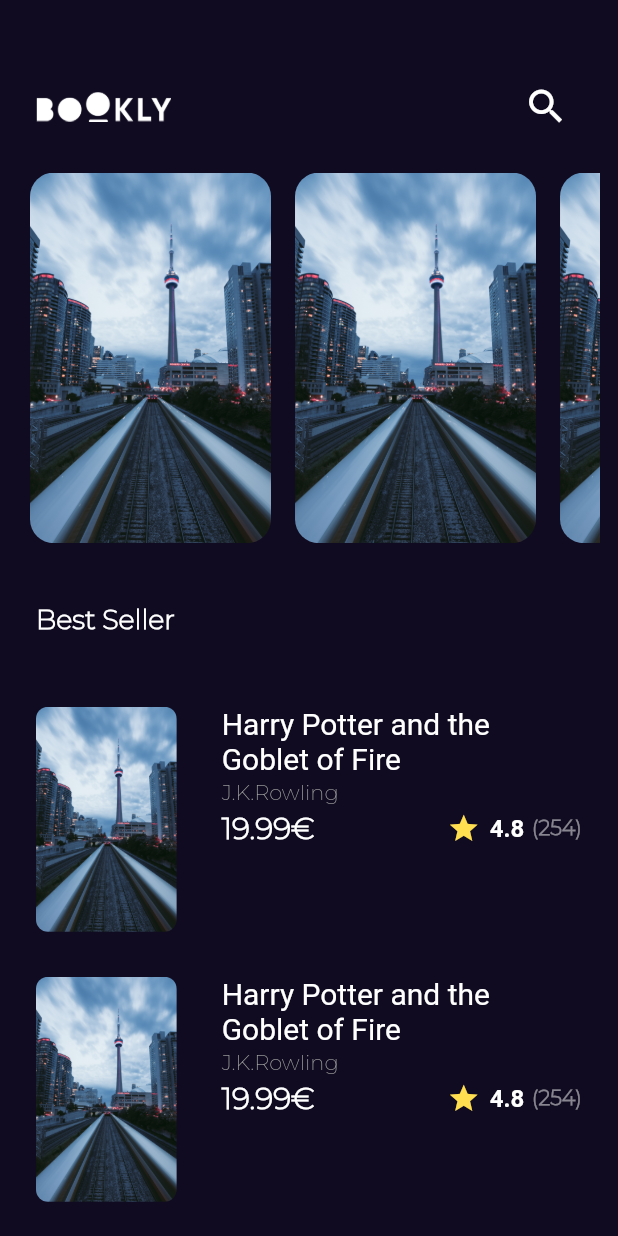
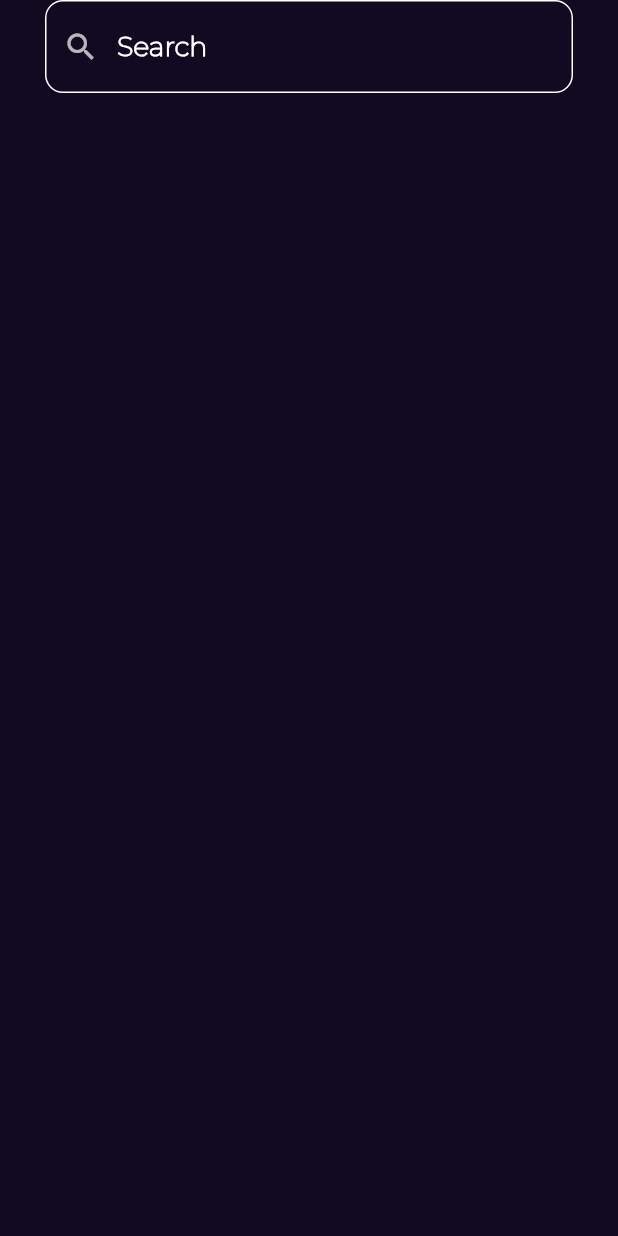
Before and after one commit to wohamedosama/book_app, a Flutter app: the screen it shows after launch, after a tap on the "search" icon, on a phone screen of 412 x 824 dp. Run offline on Flutter 3.47's test engine with Material 2 defaults, Android fonts, the phone set to English and light mode, and no system bars; our stand-ins replace go_router; Roboto replaces fonts that are missing (GT Sectra Fine, Gilroy-Bold).

Commit message:
Finish Custom Text Field

```diff
--- a/lib/core/utils/app_router.dart
+++ b/lib/core/utils/app_router.dart
@@ -1,11 +1,13 @@
 import 'package:book_app/features/home/presentation/views/book_details_view.dart';
 import 'package:book_app/features/home/presentation/views/home_views.dart';
+import 'package:book_app/features/search/presentation/view/search_view.dart';
 import 'package:book_app/features/splash/presentation/views/splash_view.dart';
 import 'package:go_router/go_router.dart';
 
 abstract class AppRouter {
   static const kHomeView = '/homeView';
   static const kBookDetailsView = '/bookDetailsView';
+  static const kSearchView = '/searchView';
   static final router = GoRouter(
     routes: [
       GoRoute(
@@ -20,6 +22,10 @@ abstract class AppRouter {
         path: kBookDetailsView,
         builder: (context, state) => const BookDetailsView(),
       ),
+      GoRoute(
+        path: kSearchView,
+        builder: (context, state) => const SearchView(),
+      ),
     ],
   );
 }
--- a/lib/features/home/presentation/views/widgets/best_seller_list_view_item.dart
+++ b/lib/features/home/presentation/views/widgets/best_seller_list_view_item.dart
@@ -1,10 +1,8 @@
 import 'package:book_app/constants.dart';
-import 'package:book_app/core/utils/app_router.dart';
 import 'package:book_app/core/utils/assets.dart';
 import 'package:book_app/core/utils/theme/dark_theme.dart';
 import 'package:book_app/features/home/presentation/views/widgets/book_rating.dart';
 import 'package:flutter/material.dart';
-import 'package:go_router/go_router.dart';
 
 class BestSellerListViewItem extends StatelessWidget {
   const BestSellerListViewItem({super.key});
@@ -14,9 +12,7 @@ class BestSellerListViewItem extends StatelessWidget {
     return Padding(
       padding: const EdgeInsets.all(12.0),
       child: GestureDetector(
-        onTap: () {
-          GoRouter.of(context).push(AppRouter.kBookDetailsView);
-        },
+        onTap: () {},
         child: Row(
           crossAxisAlignment: CrossAxisAlignment.start,
           children: [
--- a/lib/features/home/presentation/views/widgets/custom_app_bar.dart
+++ b/lib/features/home/presentation/views/widgets/custom_app_bar.dart
@@ -1,5 +1,7 @@
+import 'package:book_app/core/utils/app_router.dart';
 import 'package:book_app/core/utils/assets.dart';
 import 'package:flutter/material.dart';
+import 'package:go_router/go_router.dart';
 
 class CustomAppBar extends StatelessWidget {
   const CustomAppBar({super.key});
@@ -21,12 +23,14 @@ class CustomAppBar extends StatelessWidget {
             height: 20,
           ),
           IconButton(
-            onPressed: () {},
             icon: const Icon(
               Icons.search,
               color: Colors.white,
               size: 30,
             ),
+            onPressed: () {
+              GoRouter.of(context).push(AppRouter.kSearchView);
+            },
           ),
         ],
       ),
--- a/lib/features/home/presentation/views/widgets/custom_book_details_app_bar.dart
+++ b/lib/features/home/presentation/views/widgets/custom_book_details_app_bar.dart
@@ -1,4 +1,5 @@
 import 'package:flutter/material.dart';
+import 'package:go_router/go_router.dart';
 
 class CustomBookDetailsAppBar extends StatelessWidget {
   const CustomBookDetailsAppBar({super.key});
@@ -11,7 +12,9 @@ class CustomBookDetailsAppBar extends StatelessWidget {
         IconButton(
           padding: EdgeInsets.zero,
           color: Colors.white,
-          onPressed: () {},
+          onPressed: () {
+            GoRouter.of(context).pop(context);
+          },
           icon: const Icon(Icons.close),
         ),
         IconButton(
--- /dev/null
+++ b/lib/features/search/presentation/view/search_view.dart
@@ -0,0 +1,16 @@
+import 'package:flutter/material.dart';
+
+import 'widget/search_view_body.dart';
+
+class SearchView extends StatelessWidget {
+  const SearchView({super.key});
+
+  @override
+  Widget build(BuildContext context) {
+    return const Scaffold(
+      body: SafeArea(
+        child: SearchViewBody(),
+      ),
+    );
+  }
+}
--- /dev/null
+++ b/lib/features/search/presentation/view/widget/custom_search_text_field.dart
@@ -0,0 +1,34 @@
+import 'package:flutter/material.dart';
+
+class CustomSearchTextField extends StatelessWidget {
+  const CustomSearchTextField({super.key});
+
+  @override
+  Widget build(BuildContext context) {
+    return TextField(
+      decoration: InputDecoration(
+        enabledBorder: buildOutlineInputBorder(),
+        focusedBorder: buildOutlineInputBorder(),
+        hintText: 'Search',
+        hintStyle: const TextStyle(color: Colors.white),
+        prefixIcon: Opacity(
+          opacity: 0.7,
+          child: IconButton(
+            onPressed: () {},
+            icon: const Icon(
+              Icons.search,
+              color: Colors.white,
+            ),
+          ),
+        ),
+      ),
+    );
+  }
+}
+
+OutlineInputBorder buildOutlineInputBorder() {
+  return OutlineInputBorder(
+    borderSide: const BorderSide(color: Colors.white),
+    borderRadius: BorderRadius.circular(12),
+  );
+}
--- /dev/null
+++ b/lib/features/search/presentation/view/widget/search_view_body.dart
@@ -0,0 +1,18 @@
+import 'package:book_app/features/search/presentation/view/widget/custom_search_text_field.dart';
+import 'package:flutter/material.dart';
+
+class SearchViewBody extends StatelessWidget {
+  const SearchViewBody({super.key});
+
+  @override
+  Widget build(BuildContext context) {
+    return Padding(
+      padding: const EdgeInsets.symmetric(horizontal: 30.0),
+      child: Column(
+        children: const [
+          CustomSearchTextField(),
+        ],
+      ),
+    );
+  }
+}
```
